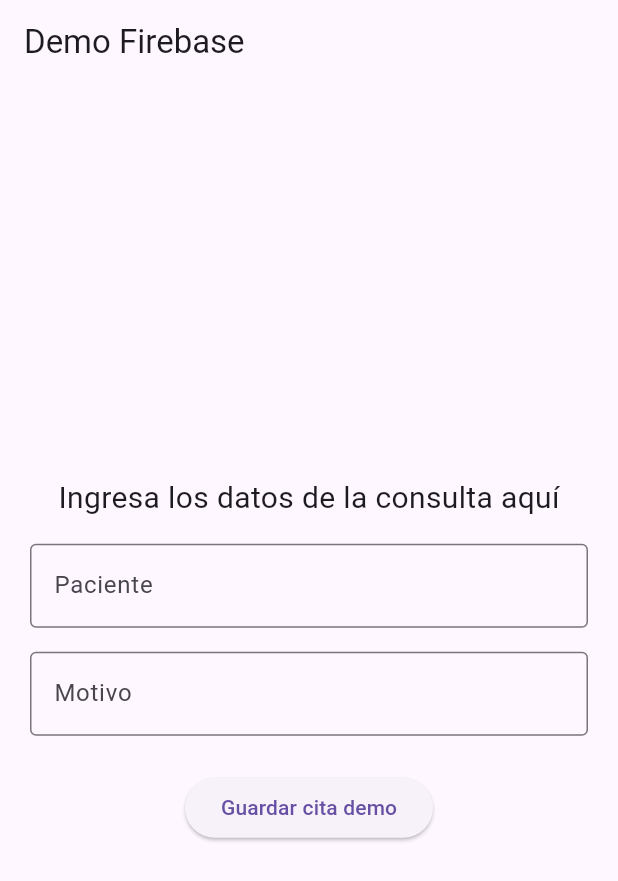
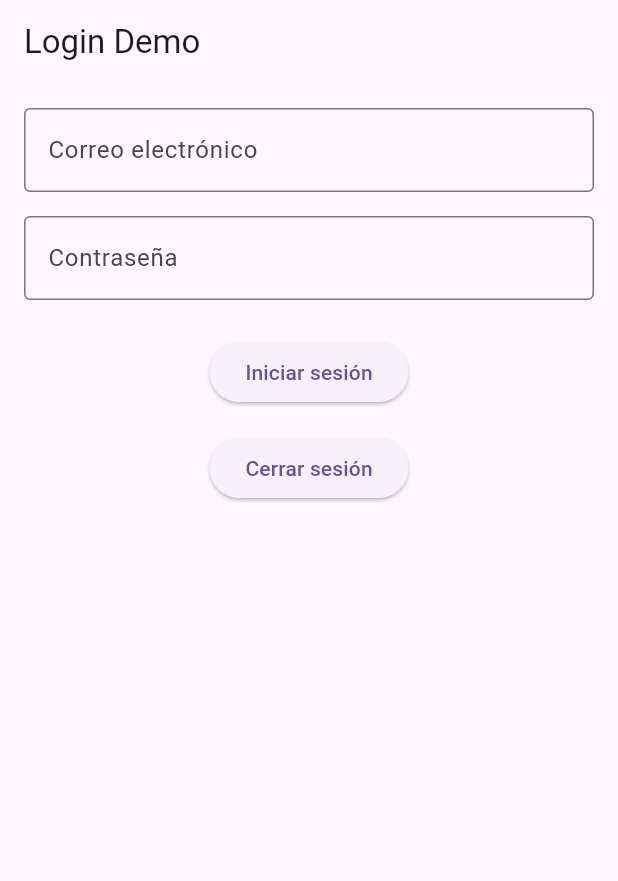
Before and after one commit to MiroslavaMoh/doctor_appointment_front_miros, a Flutter app: the screen it shows after launch, on a phone screen of 412 x 824 dp. Shown: the top 881 px of the screen. Run offline on Flutter 3.47's test engine with Material 3 defaults, Android fonts, the phone set to English and light mode, and no system bars; our stand-ins replace cloud_firestore, equatable, firebase_auth, firebase_core, flutter_bloc; accounts and stored records are empty.

Commit message:
feat: Initial login with firebase and confirmation bloc

```diff
--- /dev/null
+++ b/lib/loginpage.dart
@@ -0,0 +1,110 @@
+import 'package:flutter/material.dart';
+import 'package:firebase_auth/firebase_auth.dart';
+
+class LoginPage extends StatefulWidget {
+  const LoginPage({super.key});
+
+  @override
+  State<LoginPage> createState() => _LoginPageState();
+}
+
+class _LoginPageState extends State<LoginPage> {
+  final _formKey = GlobalKey<FormState>();
+  final TextEditingController emailController = TextEditingController();
+  final TextEditingController passwordController = TextEditingController();
+  final FirebaseAuth _auth = FirebaseAuth.instance;
+
+  @override
+  Widget build(BuildContext context) {
+    return Scaffold(
+      appBar: AppBar(title: const Text("Login Demo")),
+      body: Padding(
+        padding: const EdgeInsets.all(16.0),
+        child: Form(
+          key: _formKey,
+          child: Column(
+            children: [
+              // Email Text Field
+              TextFormField(
+                controller: emailController,
+                decoration: const InputDecoration(
+                  labelText: "Correo electrónico",
+                  border: OutlineInputBorder(),
+                ),
+                validator: (value) {
+                  if (value == null || value.isEmpty) {
+                    return "Por favor ingresa tu correo";
+                  }
+                  if (!value.contains("@") || !value.contains(".")) {
+                    return "Correo no válido";
+                  }
+                  return null;
+                },
+              ),
+              const SizedBox(height: 16),
+              // Password Text Field
+              TextFormField(
+                controller: passwordController,
+                decoration: const InputDecoration(
+                  labelText: "Contraseña",
+                  border: OutlineInputBorder(),
+                ),
+                obscureText: true,
+                validator: (value) {
+                  if (value == null || value.isEmpty) {
+                    return "Por favor ingresa tu contraseña";
+                  }
+                  if (value.length < 6) {
+                    return "La contraseña debe tener al menos 6 caracteres";
+                  }
+                  return null;
+                },
+              ),
+              const SizedBox(height: 24),
+              // Login Button
+              ElevatedButton(
+                onPressed: () async {
+                  if (_formKey.currentState!.validate()) {
+                    try {
+                      UserCredential userCredential = await _auth.signInWithEmailAndPassword(
+                        email: emailController.text.trim(),
+                        password: passwordController.text.trim(),
+                      );
+                      ScaffoldMessenger.of(context).showSnackBar(
+                        SnackBar(content: Text("Bienvenido ${userCredential.user!.email}")),
+                      );
+                    } on FirebaseAuthException catch (e) {
+                      String message = "";
+                      if (e.code == 'user-not-found') {
+                        message = "Usuario no encontrado";
+                      } else if (e.code == 'wrong-password') {
+                        message = "Contraseña incorrecta";
+                      } else {
+                        message = e.message!;
+                      }
+                      ScaffoldMessenger.of(context).showSnackBar(
+                        SnackBar(content: Text(message)),
+                      );
+                    }
+                  }
+                },
+                child: const Text("Iniciar sesión"),
+              ),
+              const SizedBox(height: 16),
+              // Logout Button
+              ElevatedButton(
+                onPressed: () async {
+                  await _auth.signOut();
+                  ScaffoldMessenger.of(context).showSnackBar(
+                    const SnackBar(content: Text("Sesión cerrada")),
+                  );
+                },
+                child: const Text("Cerrar sesión"),
+              ),
+            ],
+          ),
+        ),
+      ),
+    );
+  }
+}
--- a/lib/main.dart
+++ b/lib/main.dart
@@ -1,65 +1,29 @@
-import 'package:doctor_appointment_front_miros/home_alternative.dart';
 import 'package:flutter/material.dart';
 import 'package:firebase_core/firebase_core.dart';
+import 'package:firebase_auth/firebase_auth.dart';
 import 'firebase_options.dart';
-import 'package:cloud_firestore/cloud_firestore.dart'; // agregar paquete de acceso a clous firestore
+import 'loginpage.dart';
 
-// Función principal que inicia la aplicación.
 void main() async {
+  // Ensure that the Flutter binding is initialized.
   WidgetsFlutterBinding.ensureInitialized();
-  await Firebase.initializeApp( //Hace conección de firebase
-    options: DefaultFirebaseOptions.currentPlatform, // Usa tu firebase_options.dart
+
+  // Initialize Firebase with the default options for the current platform.
+  await Firebase.initializeApp(
+    options: DefaultFirebaseOptions.currentPlatform,
   );
-  runApp(const MyApp()); // Corre la aplicación principal una vez que Firebase está listo.
+
+  runApp(const MyApp());
 }
 
-// Widget raíz de la aplicación.
 class MyApp extends StatelessWidget {
   const MyApp({super.key});
 
   @override
   Widget build(BuildContext context) {
-    return const MaterialApp( //Se usa Materials en el visual
-      debugShowCheckedModeBanner: false, //Quitar banner
-      //home: HomePage(),// Establece HomePage como la pantalla inicial de la aplicación.
-      home: home_alternative(),
+    return MaterialApp(
+      title: 'Login de prueba',
+      home: LoginPage(),
     );
   }
 }
-
-//Funcionamiento de la página
-class HomePage extends StatelessWidget {
-  const HomePage({super.key});
-  //Función "_guardarCitaDemo" la cual envia los datos a la base de datos
-  Future<void> _guardarCitaDemo(BuildContext context) async {
-    await FirebaseFirestore.instance.collection('DocApp').add(
-      {
-        'paciente': 'Erick Estrella',
-        'motivo': 'Revisión general',
-        'fecha': '2025-09-30',
-      'creadoEn': FieldValue.serverTimestamp(),//Tiempo de creación
-    }
-    );
-    //Mensaje de exito cuando la información ha sido enviada
-    if (context.mounted) { //si la información ha sido enviado con exito entonces...
-      ScaffoldMessenger.of(context).showSnackBar(//Mensaje visual snackbar (parte inferior de la pantalla)
-        const SnackBar(content: Text('Cita guardada ✅')),//texto del mensaje de exito
-      );
-    }
-  }
-
- //Parte visual de la pantalla
-  @override
-  Widget build(BuildContext context) {
-    return Scaffold(
-      appBar: AppBar(title: const Text('Demo Firebase')), // Barra y titulo superior de la aplicación.
-      //Boton unico en la pantalla
-      body: Center(
-        child: ElevatedButton(
-          onPressed: () => _guardarCitaDemo(context), //Activa la función "_guardarCitaDemo"
-          child: const Text('Guardar cita demo'),
-        ),
-      ),
-    );
-  }
-}
--- a/pubspec.yaml
+++ b/pubspec.yaml
@@ -33,11 +33,13 @@ dependencies:
     sdk: flutter
   cloud_firestore: ^6.0.1
   equatable: ^2.0.7
+  flutter_bloc: ^8.1.3
 
 
   # The following adds the Cupertino Icons font to your application.
   # Use with the CupertinoIcons class for iOS style icons.
   cupertino_icons: ^1.0.8
+  firebase_auth: ^6.1.0
 
 dev_dependencies:
   flutter_test:
```
Also changed, not shown: lib/bloc/confirmation_bloc.dart (+20 -0 lines), lib/bloc/confirmation_event.dart (+9 -1 lines), lib/bloc/confirmation_state.dart (+14 -0 lines), lib/pages/appointment_detail_page.dart (+22 -0 lines), pubspec.lock, 3 other files.
